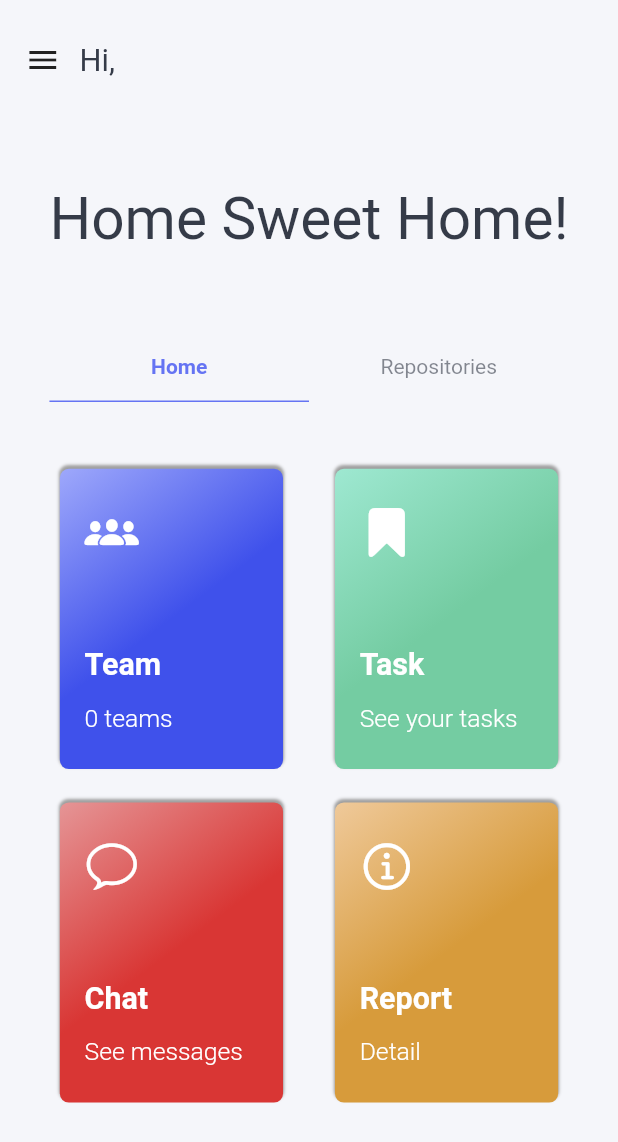
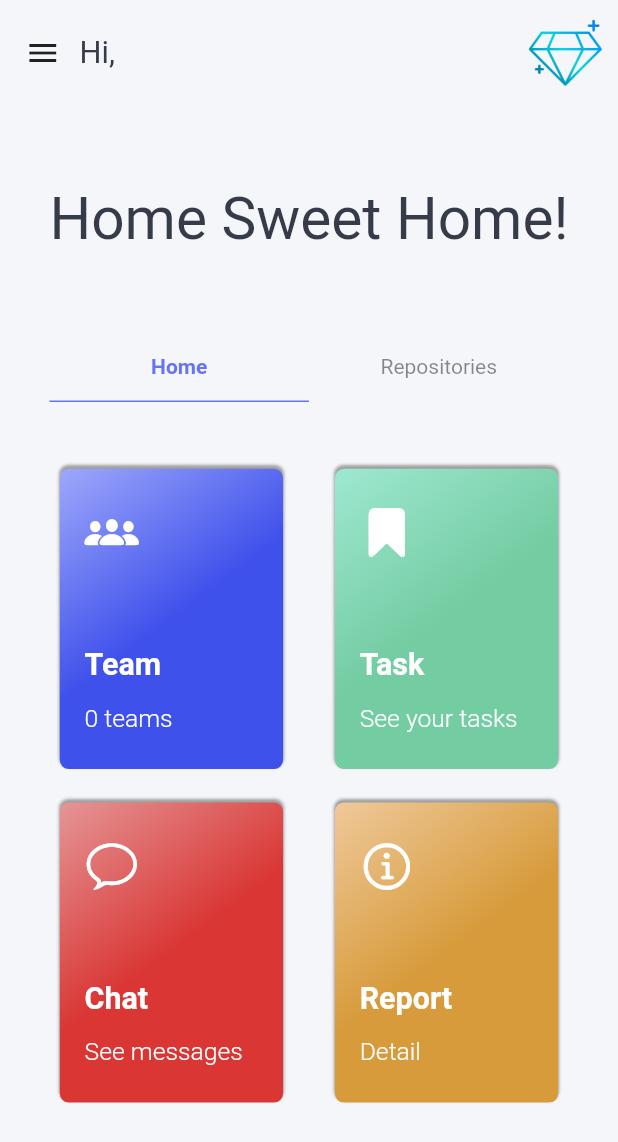
Before and after one commit to aytugsevgi/OnlineTeamManagement, a Flutter app: the HomeView screen opened directly, on a phone screen of 412 x 824 dp. Shown: the top 1142 px of the screen. Run offline on Flutter 3.47's test engine with Material 2 defaults, Android fonts, the light colour scheme and no system bars; drawn by our look-alikes of flutter_zoom_drawer; our stand-ins replace cloud_firestore, firebase_auth, flushbar, syncfusion_flutter_datepicker; missing offline and left inert: awesome_page_transitions; accounts and stored records are empty.

Commit message:
premium added

```diff
--- a/lib/view/home_view/home_view.dart
+++ b/lib/view/home_view/home_view.dart
@@ -51,10 +51,10 @@ class HomeView extends StatelessWidget {
             crossAxisAlignment: CrossAxisAlignment.start,
             children: <Widget>[
               Spacer(
-                flex: 2,
+                flex: 1,
               ),
               Expanded(
-                flex: 4,
+                flex: 5,
                 child: Padding(
                   padding: EdgeInsets.only(left: context.dynamicWidth(0.04)),
                   child: Row(
@@ -81,6 +81,13 @@ class HomeView extends StatelessWidget {
                             color: context.themeData.primaryColorDark,
                             fontSize: context.dynamicWidth(0.05)),
                       ),
+                      Spacer(),
+                      Image.asset(
+                        "assets/diamond.png",
+                        fit: BoxFit.contain,
+                        height: 60,
+                      ),
+                      SizedBox(width: 10),
                     ],
                   ),
                 ),
--- a/pubspec.yaml
+++ b/pubspec.yaml
@@ -58,6 +58,7 @@ flutter:
   assets:
     - assets/logo1.png
     - assets/logo2.png
+    - assets/diamond.png
   #   - images/a_dot_burr.jpeg
   #   - images/a_dot_ham.jpeg
 
```
Also changed, not shown: assets/diamond.png (added).
